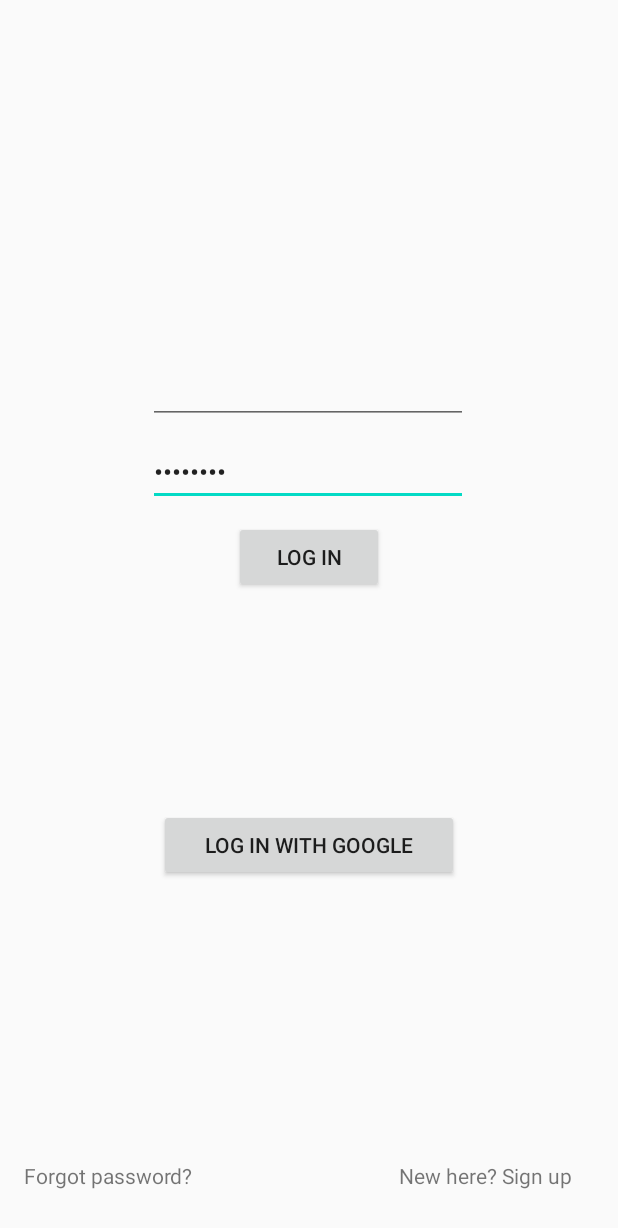
After one commit to rsberrocal/RainySeeds, an Android app: the layout log_in.xml on its own in the app's theme, with its tools: preview values and no code run, on a phone screen of 412 x 824 dp. The commit adds this screen. Shown: the top 1228 px of the screen. Run offline under Robolectric (Android 15) with nearby library versions, the phone set to English and light mode, and no system bars.

Commit message:
@LAY1 - Create

```diff
--- /dev/null
+++ b/app/src/main/res/layout/log_in.xml
@@ -0,0 +1,112 @@
+<?xml version="1.0" encoding="utf-8"?>
+<androidx.constraintlayout.widget.ConstraintLayout xmlns:android="http://schemas.android.com/apk/res/android"
+    xmlns:app="http://schemas.android.com/apk/res-auto"
+    xmlns:tools="http://schemas.android.com/tools"
+    android:layout_width="match_parent"
+    android:layout_height="match_parent">
+
+    <LinearLayout
+        android:id="@+id/linearLayout"
+        android:layout_width="0dp"
+        android:layout_height="0dp"
+        android:layout_marginStart="1dp"
+        android:layout_marginLeft="1dp"
+        android:layout_marginTop="1dp"
+        android:layout_marginEnd="1dp"
+        android:layout_marginRight="1dp"
+        android:layout_marginBottom="1dp"
+        android:orientation="vertical"
+        app:layout_constraintBottom_toTopOf="@+id/linearLayout2"
+        app:layout_constraintEnd_toEndOf="parent"
+        app:layout_constraintStart_toStartOf="parent"
+        app:layout_constraintTop_toTopOf="parent"></LinearLayout>
+
+    <LinearLayout
+        android:id="@+id/linearLayout2"
+        android:layout_width="409dp"
+        android:layout_height="300dp"
+        android:layout_marginBottom="2dp"
+        android:orientation="vertical"
+        app:layout_constraintBottom_toTopOf="@+id/linearLayout3"
+        app:layout_constraintEnd_toEndOf="parent"
+        app:layout_constraintStart_toStartOf="parent"
+        app:layout_constraintTop_toBottomOf="@+id/linearLayout">
+
+        <FrameLayout
+            android:layout_width="250dp"
+            android:layout_height="100dp"
+            android:layout_gravity="center"
+            android:layout_marginBottom="10dp"
+            android:visibility="visible">
+
+            <EditText
+                android:id="@+id/eT_Password"
+                android:layout_width="wrap_content"
+                android:layout_height="wrap_content"
+                android:layout_gravity="center|bottom"
+                android:ems="10"
+                android:inputType="textPassword"
+                android:text="@string/eT_Password" />
+
+            <EditText
+                android:id="@+id/eT_Email"
+                android:layout_width="wrap_content"
+                android:layout_height="wrap_content"
+                android:layout_gravity="center_horizontal"
+                android:ems="10"
+                android:inputType="textEmailAddress" />
+        </FrameLayout>
+
+        <Button
+            android:id="@+id/btnLogin"
+            android:layout_width="100dp"
+            android:layout_height="wrap_content"
+            android:text="@string/btnLogin"
+            android:layout_gravity="center"/>
+    </LinearLayout>
+
+    <LinearLayout
+        android:id="@+id/linearLayout3"
+        android:layout_width="409dp"
+        android:layout_height="0dp"
+        android:orientation="vertical"
+        app:layout_constraintBottom_toTopOf="@+id/linearLayout4"
+        app:layout_constraintEnd_toEndOf="parent"
+        app:layout_constraintStart_toStartOf="parent"
+        app:layout_constraintTop_toBottomOf="@+id/linearLayout2">
+
+        <Button
+            android:id="@+id/btnGoogle"
+            android:layout_width="200dp"
+            android:layout_height="wrap_content"
+            android:text="@string/btnGoogle"
+            android:layout_gravity="center"/>
+
+    </LinearLayout>
+
+    <LinearLayout
+        android:id="@+id/linearLayout4"
+        android:layout_width="380dp"
+        android:layout_height="50dp"
+        android:orientation="horizontal"
+        app:layout_constraintBottom_toBottomOf="parent"
+        app:layout_constraintEnd_toEndOf="parent"
+        app:layout_constraintStart_toStartOf="parent"
+        app:layout_constraintTop_toBottomOf="@+id/linearLayout3">
+
+        <TextView
+            android:id="@+id/tV_PasswordRecovery"
+            android:layout_width="250dp"
+            android:layout_height="wrap_content"
+            android:text="@string/tV_PasswordRecovery" />
+
+        <TextView
+            android:id="@+id/tV_Signup"
+            android:layout_width="200dp"
+            android:layout_height="wrap_content"
+            android:layout_gravity="right"
+            android:text="@string/tV_Signup" />
+    </LinearLayout>
+
+
+</androidx.constraintlayout.widget.ConstraintLayout>
--- /dev/null
+++ b/app/src/main/res/layout/password_recovery.xml
@@ -0,0 +1,6 @@
+<?xml version="1.0" encoding="utf-8"?>
+<androidx.constraintlayout.widget.ConstraintLayout
+    xmlns:android="http://schemas.android.com/apk/res/android" android:layout_width="match_parent"
+    android:layout_height="match_parent">
+
+</androidx.constraintlayout.widget.ConstraintLayout>
--- /dev/null
+++ b/app/src/main/res/layout/sign_in.xml
@@ -0,0 +1,6 @@
+<?xml version="1.0" encoding="utf-8"?>
+<androidx.constraintlayout.widget.ConstraintLayout
+    xmlns:android="http://schemas.android.com/apk/res/android" android:layout_width="match_parent"
+    android:layout_height="match_parent">
+
+</androidx.constraintlayout.widget.ConstraintLayout>
--- a/app/src/main/res/values/strings.xml
+++ b/app/src/main/res/values/strings.xml
@@ -1,3 +1,9 @@
 <resources>
     <string name="app_name">RainySeeds</string>
+    <string name="btnGoogle">Log in with Google</string>
+    <string name="tV_PasswordRecovery">Forgot password?</string>
+    <string name="tV_Signup">New here? Sign up</string>
+    <string name="eT_Password">Password</string>
+    <string name="eT_Email">Email address</string>
+    <string name="btnLogin">Log in</string>
 </resources>
```
